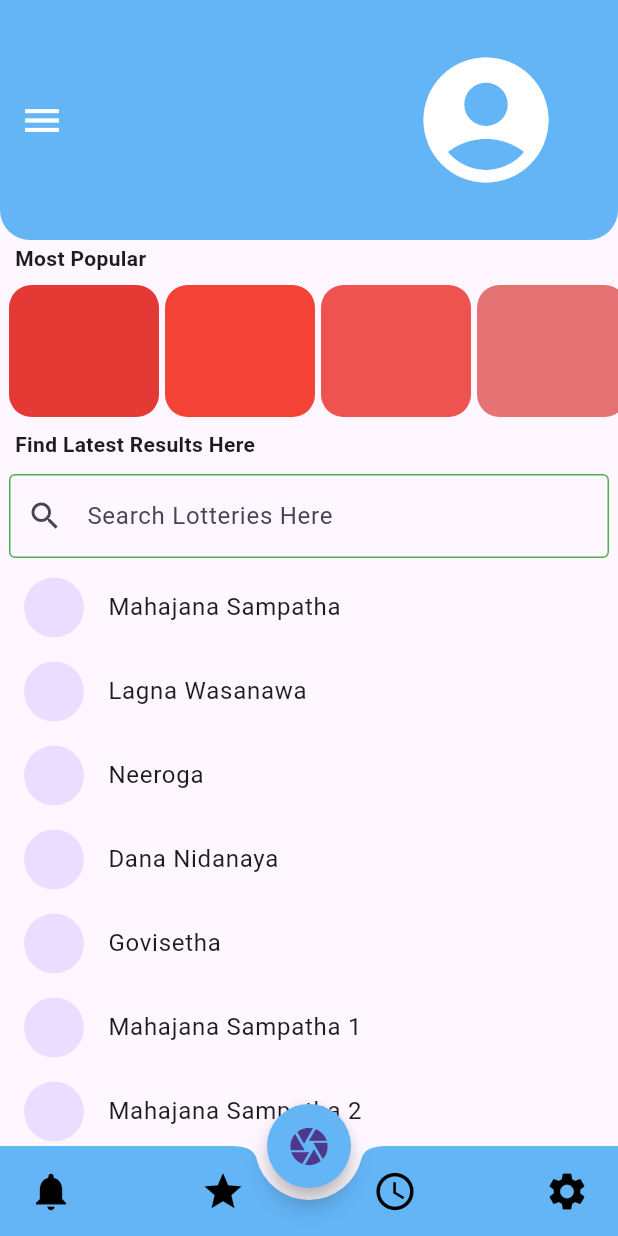
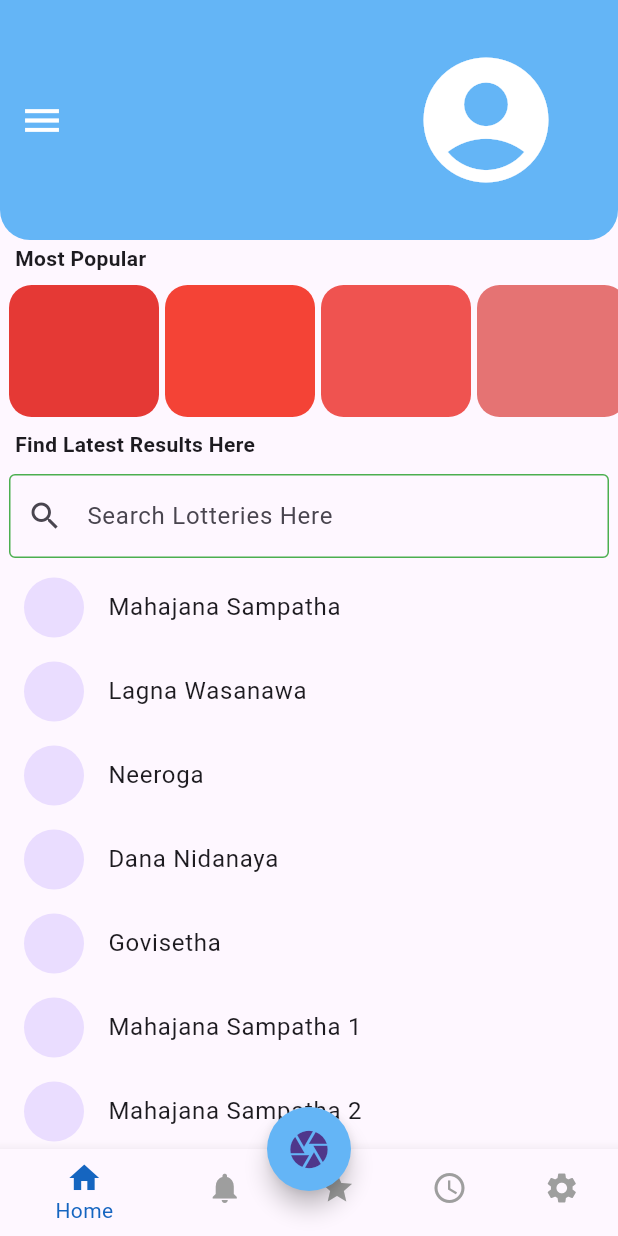
Before and after one commit to sumira/lottery-scanner-app, a Flutter app: the screen it shows after launch, after a tap on the "camera" icon, on a phone screen of 412 x 824 dp. Run offline on Flutter 3.47's test engine with Material 3 defaults, Android fonts, the light colour scheme and no system bars; our stand-ins replace google_fonts.

Commit message:
Indexed stack added. Need to change the layout

```diff
--- a/lib/main.dart
+++ b/lib/main.dart
@@ -1,4 +1,5 @@
 import 'package:flutter/material.dart';
+
 import 'package:lottery_app/screens/home/home.dart';
 
 void main() {
--- a/lib/screens/home/home.dart
+++ b/lib/screens/home/home.dart
@@ -10,6 +10,22 @@ class Home extends StatefulWidget {
 }
 
 class _HomeState extends State<Home> {
+  int _selectedIndex = 0;
+
+  static List<Widget> _pages = <Widget>[
+    HomeScreen(),
+    NotificationsPage(),
+    FavoritesPage(),
+    HistoryPage(),
+    SettingsPage(),
+  ];
+
+  void _onItemTapped(int index) {
+    setState(() {
+      _selectedIndex = index;
+    });
+  }
+
   @override
   Widget build(BuildContext context) {
     final screenWidth = MediaQuery.of(context).size.width;
@@ -42,39 +58,64 @@ class _HomeState extends State<Home> {
           )
         ],
       ),
-      body: Column(
+      body: IndexedStack(
+        index: _selectedIndex,
+        children: _pages,
+      ),
+      floatingActionButton: FloatingActionButton(
+        backgroundColor: Colors.blue[300],
+        tooltip: 'Open Scanner',
+        onPressed: () {
+          // Navigates to TicketScanner
+        },
+        shape: const CircleBorder(),
+        child: const Icon(Icons.camera, size: 30),
+      ),
+      floatingActionButtonLocation: FloatingActionButtonLocation.centerDocked,
+      bottomNavigationBar: BottomNavigationBar(
+        items: const <BottomNavigationBarItem>[
+          BottomNavigationBarItem(
+            icon: Icon(Icons.home),
+            label: 'Home',
+          ),
+          BottomNavigationBarItem(
+            icon: Icon(Icons.notifications),
+            label: 'Notifications',
+          ),
+          BottomNavigationBarItem(
+            icon: Icon(Icons.star),
+            label: 'Favorites',
+          ),
+          BottomNavigationBarItem(
+            icon: Icon(Icons.access_time),
+            label: 'History',
+          ),
+          BottomNavigationBarItem(
+            icon: Icon(Icons.settings),
+            label: 'Settings',
+          ),
+        ],
+        currentIndex: _selectedIndex,
+        selectedItemColor: Colors.blue[800],
+        unselectedItemColor: Colors.grey,
+        onTap: _onItemTapped,
+      ),
+    );
+  }
+}
+
+class HomeScreen extends StatelessWidget {
+  @override
+  Widget build(BuildContext context) {
+    final screenWidth = MediaQuery.of(context).size.width;
+    return Column(
       children: <Widget>[
-          // const SizedBox(
-          //   height: 10,
-          // ),
-          // Row(
-          //   mainAxisAlignment: MainAxisAlignment.center,
-          //   children: [
-          //     ClipRRect(
-          //       borderRadius: const BorderRadius.only(
-          //           bottomLeft: Radius.circular(30),
-          //           bottomRight: Radius.circular(30)),
-          //       child: Container(
-          //         alignment: Alignment.center,
-          //         constraints: BoxConstraints(
-          //           maxWidth: screenWidth,
-          //           maxHeight: 200,
-          //         ),
-          //         color: Colors.blue[300],
-          //         child: const Text('ClipRRect'),
-          //       ),
-          //     ),
-          //   ],
-          // ),
-
         const Row(
           children: [
-              const Padding(padding: EdgeInsets.fromLTRB(10, 24, 0, 0)),
-              const Text("Most Popular",
-                  style: TextStyle(fontWeight: FontWeight.bold)),
+            Padding(padding: EdgeInsets.fromLTRB(10, 24, 0, 0)),
+            Text("Most Popular", style: TextStyle(fontWeight: FontWeight.bold)),
           ],
         ),
-
         SizedBox(
           height: 100,
           child: ListView(
@@ -147,15 +188,13 @@ class _HomeState extends State<Home> {
             ],
           ),
         ),
-
         const Row(
           children: [
-              const Padding(padding: EdgeInsets.fromLTRB(10, 24, 0, 0)),
-              const Text("Find Latest Results Here",
+            Padding(padding: EdgeInsets.fromLTRB(10, 24, 0, 0)),
+            Text("Find Latest Results Here",
                 style: TextStyle(fontWeight: FontWeight.bold)),
           ],
         ),
-
         const Padding(
           padding: EdgeInsets.only(top: 8, left: 6, right: 6),
           child: TextField(
@@ -169,11 +208,9 @@ class _HomeState extends State<Home> {
                     borderSide: BorderSide(color: Colors.green))),
           ),
         ),
-
         const SizedBox(
           height: 5,
         ),
-
         Expanded(
           child: ListView.builder(
               itemCount: tickets.length,
@@ -184,63 +221,45 @@ class _HomeState extends State<Home> {
                   ),
                   title: Text(tickets[index].name),
                 );
-                  }))
+              }),
+        )
       ],
-      ),
-      //extendBody: true,
-      floatingActionButton: FloatingActionButton(
-        backgroundColor: Colors.blue[300],
-        tooltip: 'Increment',
-        onPressed: () {},
-        shape: const CircleBorder(),
-        child: const Icon(Icons.camera, size: 30),
-      ),
-      floatingActionButtonLocation: FloatingActionButtonLocation.centerDocked,
-      bottomNavigationBar: BottomAppBar(
-        padding: const EdgeInsets.symmetric(horizontal: 10),
-        height: 60,
-        color: Colors.blue[300],
-        shape: const CircularNotchedRectangle(),
-        notchMargin: 8,
-        child: Row(
-          mainAxisSize: MainAxisSize.max,
-          mainAxisAlignment: MainAxisAlignment.spaceBetween,
-          children: <Widget>[
-            IconButton(
-              icon: const Icon(
-                Icons.notifications,
-                color: Colors.black,
-                size: 30,
-              ),
-              onPressed: () {},
-            ),
-            IconButton(
-              icon: const Icon(
-                Icons.star,
-                color: Colors.black,
-                size: 30,
-              ),
-              onPressed: () {},
-            ),
-            IconButton(
-              icon: const Icon(
-                Icons.access_time,
-                color: Colors.black,
-                size: 30,
-              ),
-              onPressed: () {},
-            ),
-            IconButton(
-              icon: const Icon(
-                Icons.settings,
-                color: Colors.black,
-                size: 30,
-              ),
-              onPressed: () {},
-            ),
-          ],
-        ),
-      ),
     );
   }
 }
+
+class NotificationsPage extends StatelessWidget {
+  @override
+  Widget build(BuildContext context) {
+    return Center(
+      child: Text('Notifications Page'),
+    );
+  }
+}
+
+class FavoritesPage extends StatelessWidget {
+  @override
+  Widget build(BuildContext context) {
+    return Center(
+      child: Text('Favorites Page'),
+    );
+  }
+}
+
+class HistoryPage extends StatelessWidget {
+  @override
+  Widget build(BuildContext context) {
+    return Center(
+      child: Text('History Page'),
+    );
+  }
+}
+
+class SettingsPage extends StatelessWidget {
+  @override
+  Widget build(BuildContext context) {
+    return Center(
+      child: Text('Settings Page'),
+    );
+  }
+}
```
Also changed, not shown: lib/componenets/custom_nav_bar.dart (added, +69 -0 lines), lib/screens/home/home_page.dart (added, +34 -0 lines), lib/screens/login.dart (+15 -0 lines), lib/screens/scanner.dart (added, +12 -0 lines). Lines whose indentation alone changed are shown as unchanged.
